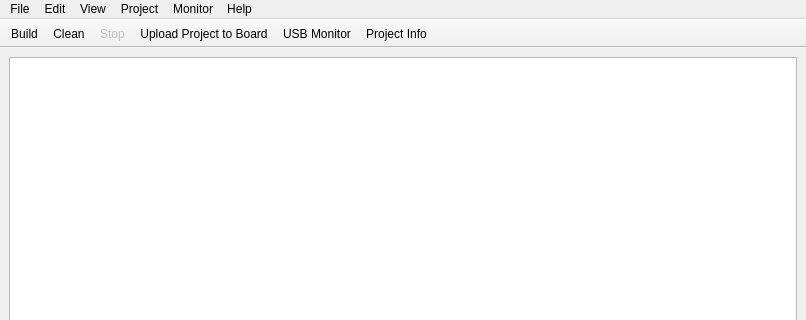
The window that mcbuilder/trunk/layouts/mainwindow.ui (makingthings/makecontroller) describes before a commit, drawn with Qt 5; both pictures show x 0 to 806 and y 0 to 320 of the 806 by 661 pixel window.
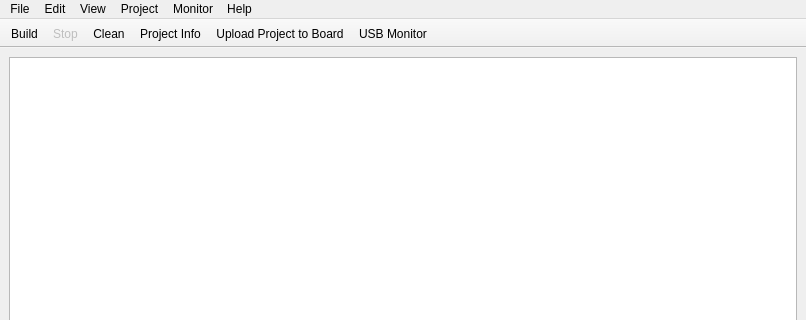
The same window after the commit. Icons and pictures are not drawn.

Commit message: - forgot this

What changed in the file:
```diff
--- a/mcbuilder/trunk/layouts/mainwindow.ui
+++ b/mcbuilder/trunk/layouts/mainwindow.ui
@@ -270,11 +270,11 @@
     <bool>false</bool>
    </attribute>
    <addaction name="actionBuild" />
-   <addaction name="actionClean" />
    <addaction name="actionStop" />
+   <addaction name="actionClean" />
+   <addaction name="actionProperties" />
    <addaction name="actionUpload" />
    <addaction name="actionUsb_Monitor" />
-   <addaction name="actionProperties" />
   </widget>
   <action name="actionNew" >
    <property name="text" >
```
Left out of the diff: 4 changed lines with no effect on the pictures.
